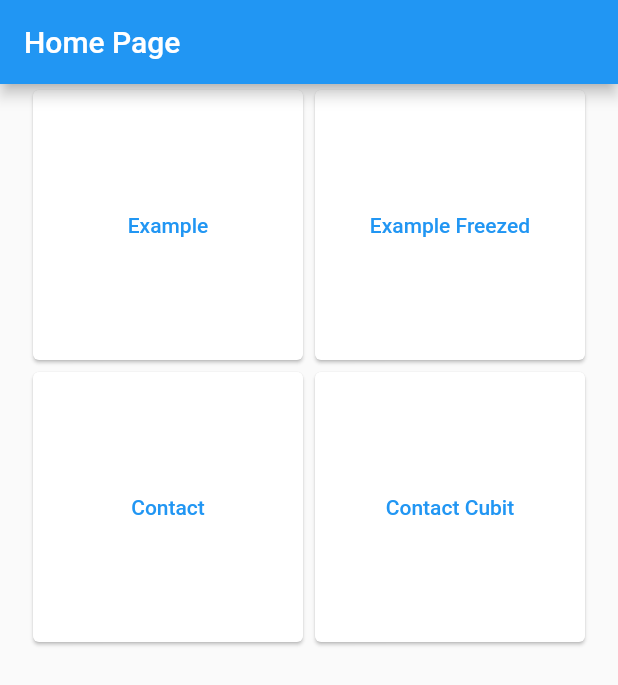
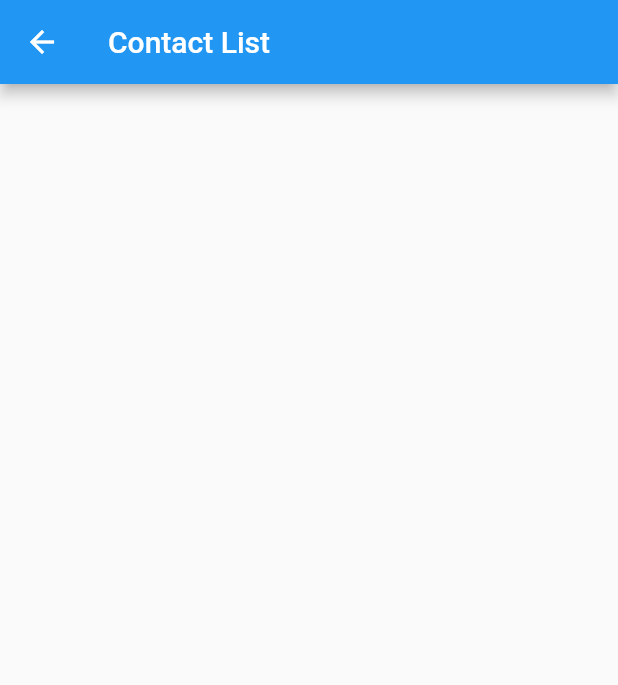
Before and after one commit to VitoriaMagnus/contact_bloc, a Flutter app: the screen it shows after launch, after a tap on "Contact", on a phone screen of 412 x 824 dp. Shown: the top 685 px of the screen. Run offline on Flutter 3.47's test engine with Material 2 defaults, Android fonts, the phone set to English and light mode, and no system bars; our stand-ins replace dio, flutter_bloc, freezed_annotation.

```diff
--- /dev/null
+++ b/lib/features/contacts/list/contact_list_page.dart
@@ -0,0 +1,15 @@
+import 'package:flutter/material.dart';
+
+class ContactListPage extends StatelessWidget {
+  const ContactListPage({super.key});
+
+  @override
+  Widget build(BuildContext context) {
+    return Scaffold(
+      appBar: AppBar(
+        title: const Text('Contact List'),
+      ),
+      body: Container(),
+    );
+  }
+}
--- a/lib/home/home_page.dart
+++ b/lib/home/home_page.dart
@@ -23,7 +23,11 @@ class HomePage extends StatelessWidget {
                     onPressed: () {
                       Navigator.of(context).pushNamed('/bloc/example/freezed');
                     }),
-                _ButtonCard(title: 'Contact', onPressed: () {}),
+                _ButtonCard(
+                    title: 'Contact',
+                    onPressed: () {
+                      Navigator.of(context).pushNamed('/contacts_list');
+                    }),
                 _ButtonCard(title: 'Contact Cubit', onPressed: () {}),
               ],
             ),
--- a/lib/main.dart
+++ b/lib/main.dart
@@ -2,6 +2,7 @@ import 'package:contact_bloc/features/bloc/example_bloc.dart';
 import 'package:contact_bloc/features/bloc_example_page.dart';
 import 'package:contact_bloc/features/bloc_freezed/example_freezed_bloc.dart';
 import 'package:contact_bloc/features/bloc_freezed_example.dart';
+import 'package:contact_bloc/features/contacts/list/contact_list_page.dart';
 import 'package:contact_bloc/home/home_page.dart';
 import 'package:flutter/material.dart';
 import 'package:flutter_bloc/flutter_bloc.dart';
@@ -32,6 +33,7 @@ class MyApp extends StatelessWidget {
                   ExampleFreezedBloc()..add(ExampleFreezedEvent.findNames()),
               child: const BlocFreezedExample(),
             ),
+        '/contacts_list': (context) => const ContactListPage(),
       },
       home: const HomePage(),
     );
--- a/pubspec.yaml
+++ b/pubspec.yaml
@@ -37,6 +37,7 @@ dependencies:
    bloc: ^8.1.2
    flutter_bloc: ^8.1.3
    freezed_annotation:
+   dio: ^4.0.4
 
 dev_dependencies:
    flutter_test:
```
Also changed, not shown: lib/models/contact_model.dart (added, +34 -0 lines), lib/repositories/contact_repository.dart (added, +20 -0 lines), pubspec.lock, 4 other files.
